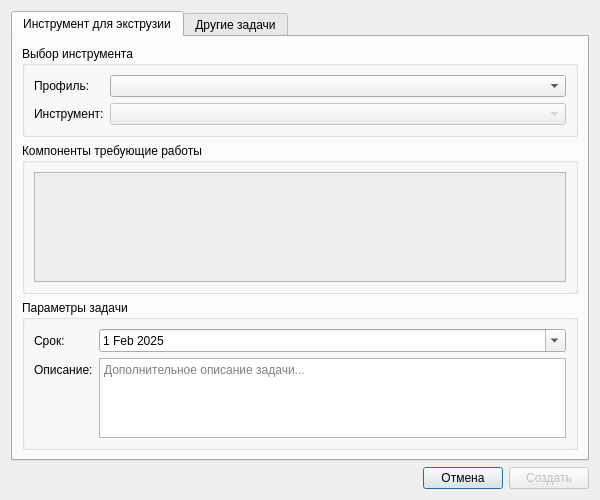
Before: the Qt Designer form src/client/ui/dialog_create_task.ui in formemu/aditim-monitor, drawn with Qt 5.
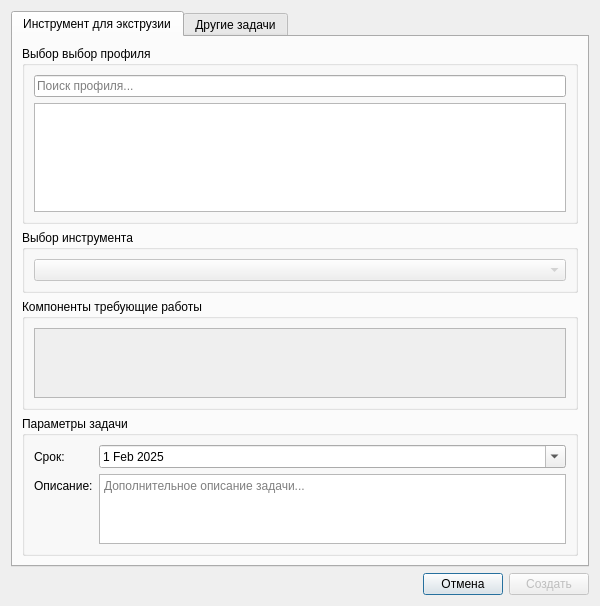
After: the same form once the commit is applied. The open tabs and pages were chosen to show the change.

Commit message: Refactor and update models, schemas, and API routes for profiles, tasks, and directories

The edit to the form file:
```diff
--- a/src/client/ui/dialog_create_task.ui
+++ b/src/client/ui/dialog_create_task.ui
@@ -7,7 +7,7 @@
     <x>0</x>
     <y>0</y>
     <width>600</width>
-    <height>500</height>
+    <height>606</height>
    </rect>
   </property>
   <property name="windowTitle">
@@ -27,34 +27,32 @@
        <string>Инструмент для экструзии</string>
       </attribute>
       <layout class="QVBoxLayout" name="verticalLayout">
+       <item>
+        <widget class="QGroupBox" name="groupBox">
+         <property name="title">
+          <string>Выбор выбор профиля</string>
+         </property>
+         <layout class="QVBoxLayout" name="verticalLayout_4">
+          <item>
+           <widget class="QLineEdit" name="lineEdit_profile_search">
+            <property name="placeholderText">
+             <string>Поиск профиля...</string>
+            </property>
+           </widget>
+          </item>
+          <item>
+           <widget class="QListWidget" name="listWidget_profile_results"/>
+          </item>
+         </layout>
+        </widget>
+       </item>
        <item>
         <widget class="QGroupBox" name="groupBox_profile_tool_instrument">
          <property name="title">
           <string>Выбор инструмента</string>
          </property>
-         <layout class="QFormLayout" name="formLayout_instrument">
-          <item row="0" column="0">
-           <widget class="QLabel" name="label_profile_tool_profile">
-            <property name="text">
-             <string>Профиль:</string>
-            </property>
-           </widget>
-          </item>
-          <item row="0" column="1">
-           <widget class="QComboBox" name="comboBox_profile_tool_profile">
-            <property name="placeholderText">
-             <string>Выберите профиль...</string>
-            </property>
-           </widget>
-          </item>
-          <item row="1" column="0">
-           <widget class="QLabel" name="label_profile_tool_tool">
-            <property name="text">
-             <string>Инструмент:</string>
-            </property>
-           </widget>
-          </item>
-          <item row="1" column="1">
+         <layout class="QVBoxLayout" name="verticalLayout_3">
+          <item>
            <widget class="QComboBox" name="comboBox_profile_tool_tool">
             <property name="enabled">
              <bool>false</bool>
@@ -84,7 +82,7 @@
                <x>0</x>
                <y>0</y>
                <width>536</width>
-               <height>113</height>
+               <height>54</height>
               </rect>
              </property>
              <layout class="QVBoxLayout" name="verticalLayout_checkboxes"/>
```
Left out of the diff: 4 changed lines with no effect on the pictures. The commit also changes 20 other files.
